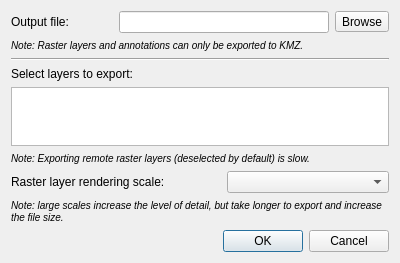
Above: src/ui/qgskmlexportdialogbase.ui from kadas-albireo/kadas-albireo before the change. Below: the same form after it.
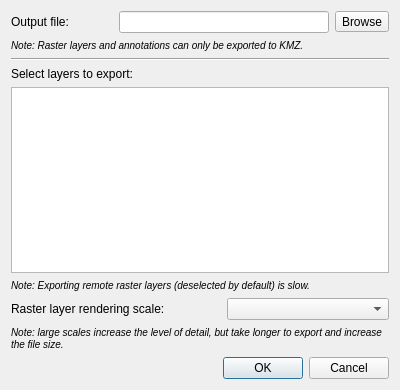
That is the form after the change. Custom widgets are drawn as their Qt base class.

Commit message: Larger KML export dialog by default

What changed in the file:
```diff
--- a/src/ui/qgskmlexportdialogbase.ui
+++ b/src/ui/qgskmlexportdialogbase.ui
@@ -7,7 +7,7 @@
     <x>0</x>
     <y>0</y>
     <width>400</width>
-    <height>263</height>
+    <height>390</height>
    </rect>
   </property>
   <property name="windowTitle">
```
